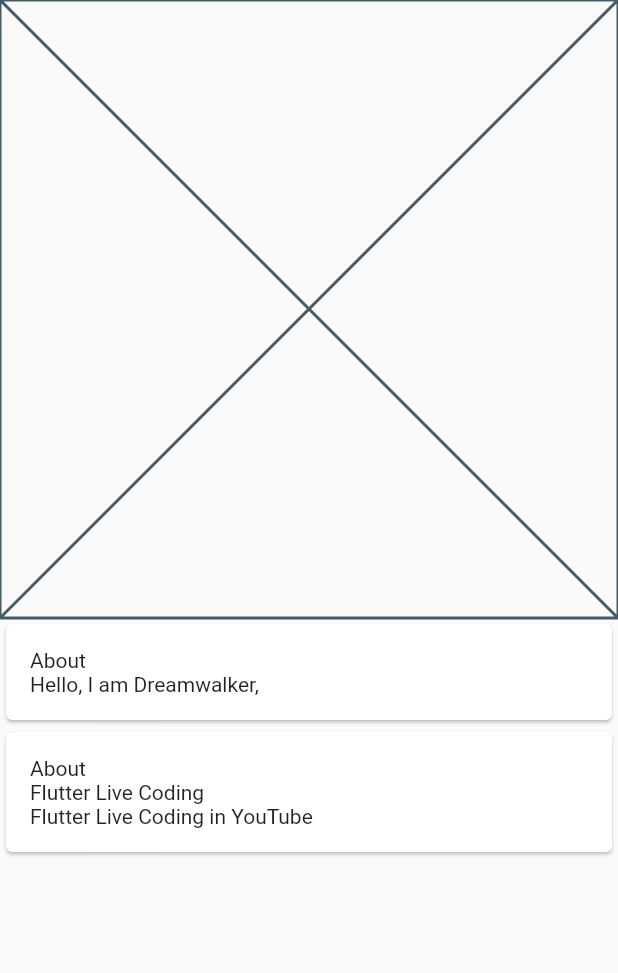
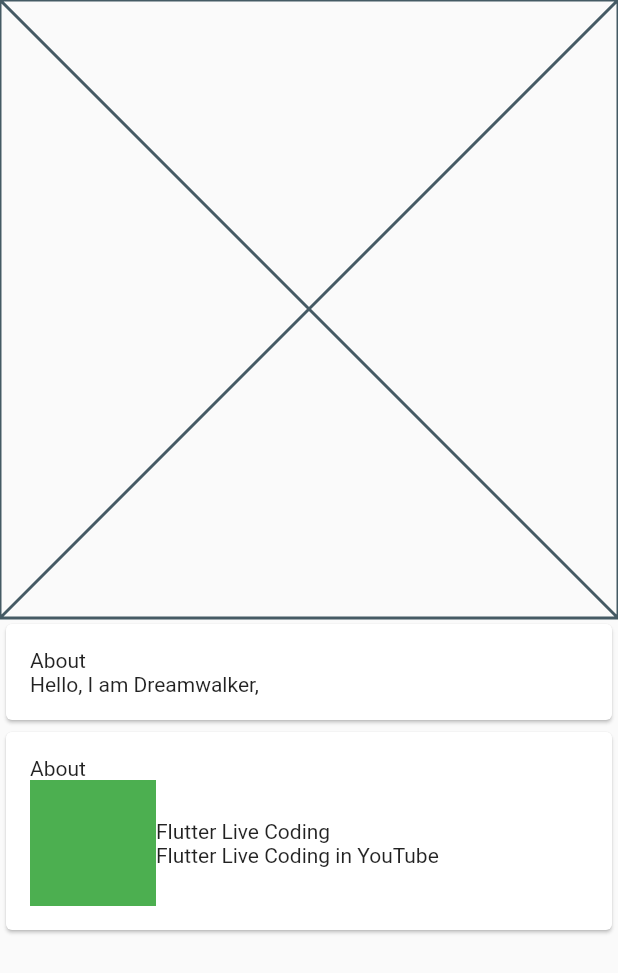
Before and after one commit to JAICHANGPARK/flutter_notebook_8th_story, a Flutter app: the ProfilePage screen opened directly, on a phone screen of 412 x 824 dp. Shown: the top 973 px of the screen. Run offline on Flutter 3.47's test engine with Material 2 defaults, Android fonts, the phone set to English and light mode, and no system bars; our stand-ins replace badges, flutter_hooks, google_fonts, hooks_riverpod, state_notifier; network calls fail.

Commit message:
Update profile_page.dart

```diff
--- a/lib/ep580_linkedin_app/profile_page.dart
+++ b/lib/ep580_linkedin_app/profile_page.dart
@@ -47,7 +47,13 @@ class _ProfilePageState extends State<ProfilePage> {
                             Text("About"),
                             Row(
                               children: [
-                                Container(),
+                                Container(
+                                  height: 84,
+                                  width: 84,
+                                  decoration: BoxDecoration(
+                                    color: Colors.green
+                                  ),
+                                ),
                                 Column(
                                   crossAxisAlignment: CrossAxisAlignment.start,
                                   children: [
```
